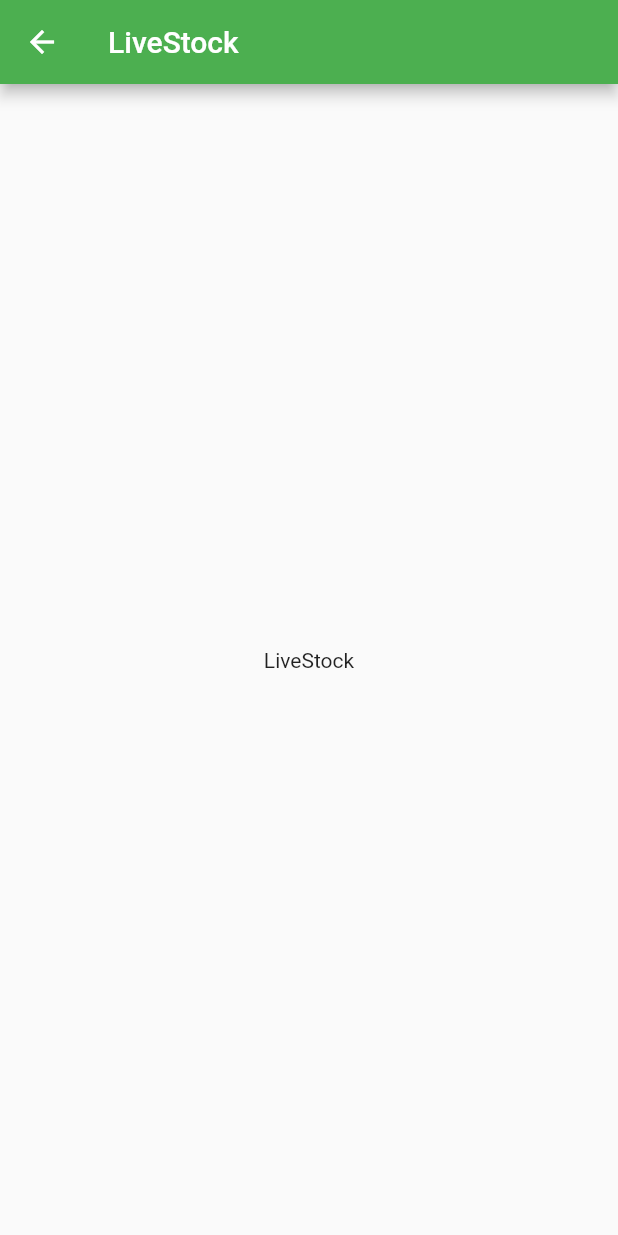
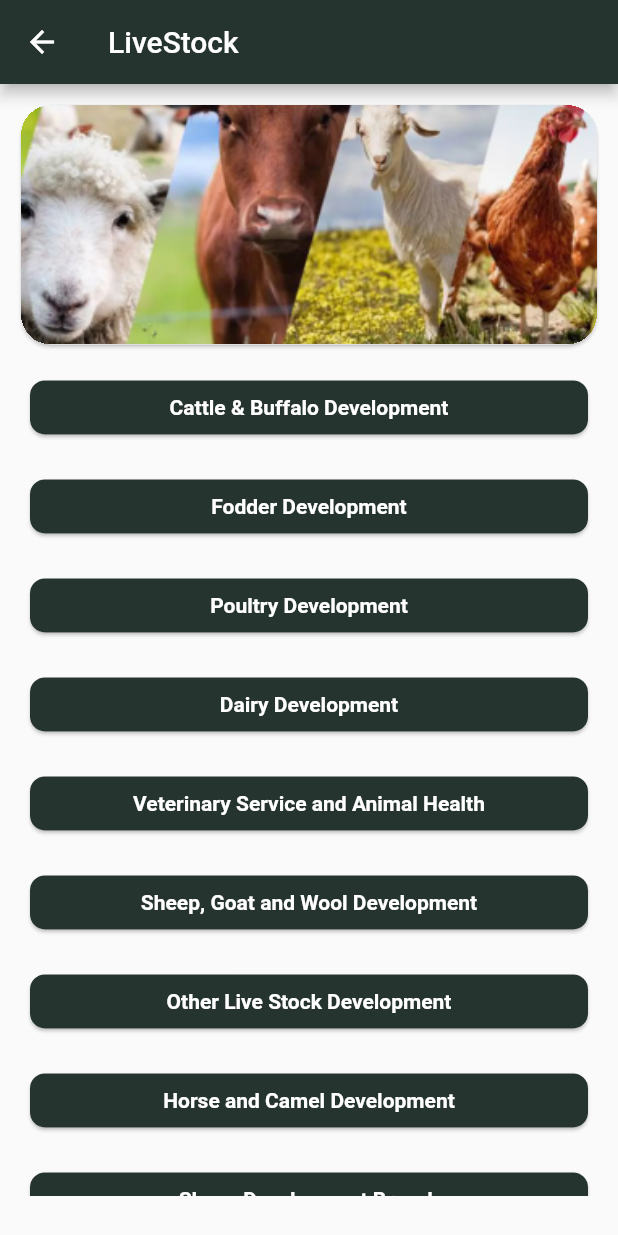
Before and after one commit to IndesignGraphics/hackster, a Flutter app: the LiveStock screen opened directly, on a phone screen of 412 x 824 dp. Run offline on Flutter 3.47's test engine with Material 2 defaults, Android fonts, the phone set to English and light mode, and no system bars; our stand-ins replace firebase_auth, firebase_core, flutter_svg; accounts and stored records are empty.

Commit message:
livestock

```diff
--- a/lib/screens/crop_care.dart
+++ b/lib/screens/crop_care.dart
@@ -212,7 +212,7 @@
                   ),
                 ],
               ),
-            )
+            ),
           ],
         ),
       ),
--- a/lib/screens/navigation/live_stock.dart
+++ b/lib/screens/navigation/live_stock.dart
@@ -5,13 +5,71 @@
 
   @override
   Widget build(BuildContext context) {
+    List<String> listOfLiveStock = [
+      'Cattle & Buffalo Development',
+      'Fodder Development',
+      'Poultry Development',
+      'Dairy Development',
+      'Veterinary Service and Animal Health',
+      'Sheep, Goat and Wool Development',
+      'Other Live Stock Development',
+      'Horse and Camel Development',
+      'Sheep Development Branch',
+      'LiveStock Health (Statistics)'
+    ];
+
     return Scaffold(
-      appBar: AppBar(
-        title: Text('LiveStock'),
-      ),
-      body: Center(
-        child: Text('LiveStock'),
-      ),
-    );
+        appBar: AppBar(
+          title: const Text('LiveStock'),
+        ),
+        body: Column(
+          children: [
+            Container(
+              padding: const EdgeInsets.all(10),
+              width: double.infinity,
+              child: Card(
+                shape: RoundedRectangleBorder(
+                    borderRadius: BorderRadius.circular(20)),
+                clipBehavior: Clip.hardEdge,
+                child: Image.asset(
+                  'assets/images/livestock.png',
+                  fit: BoxFit.fill,
+                ),
+              ),
+            ),
+            SingleChildScrollView(
+              child: SizedBox(
+                height: MediaQuery.of(context).size.height - 270,
+                child: ListView.separated(
+                    itemBuilder: (context, i) {
+                      return ListTile(
+                        title: Card(
+                          shape: RoundedRectangleBorder(
+                              borderRadius: BorderRadius.circular(10)),
+                          child: Container(
+                            padding: const EdgeInsets.all(10),
+                            decoration: BoxDecoration(
+                                borderRadius: BorderRadius.circular(10),
+                                color: Theme.of(context).primaryColor),
+                            child: Text(
+                              listOfLiveStock[i],
+                              style: const TextStyle(color: Colors.white,fontWeight: FontWeight.bold),
+                              textAlign: TextAlign.center,
+                            ),
+                          ),
+                        ),
+                        onTap: (){},
+                      );
+                    },
+                    separatorBuilder: (context, i) {
+                      return const SizedBox(
+                        height: 10,
+                      );
+                    },
+                    itemCount: listOfLiveStock.length),
+              ),
+            )
+          ],
+        ));
   }
 }
```
Also changed, not shown: lib/main.dart (+40 -5 lines), lib/screens/home_page.dart (+7 -7 lines), lib/screens/navigation/weather.dart (+10 -11 lines), pubspec.yaml (+2 -13 lines), assets/svgs/cloudy.svg, assets/svgs/sun.svg, assets/svgs/umbrella.svg, assets/svgs/wind.svg.
